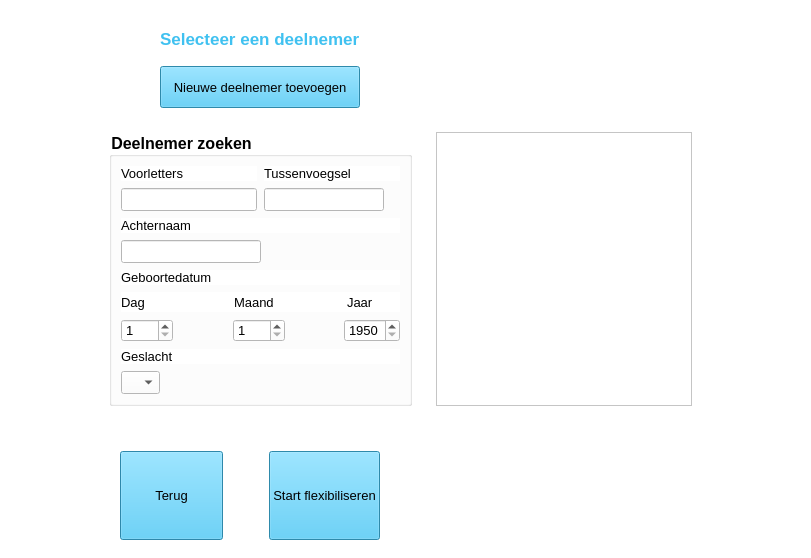
Above: deelnemerselectie.ui from Alwin1234567/AR-project before the change. Below: the same form after it.
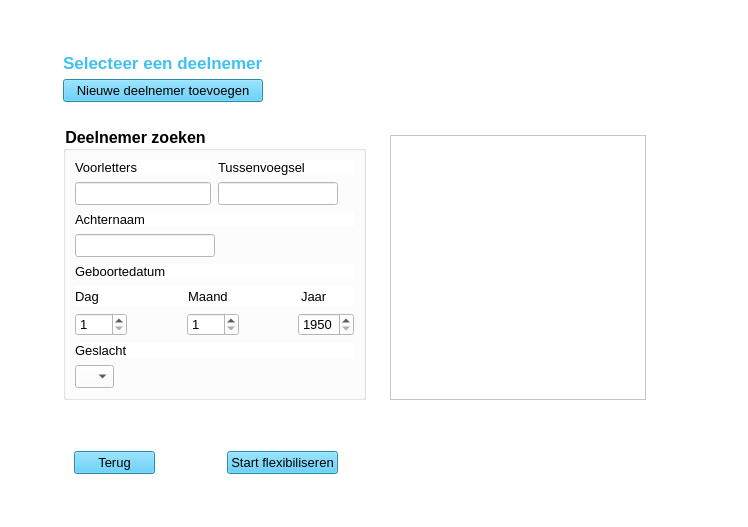
That is the form after the change. Icons and pictures are not drawn.

```diff
--- a/deelnemerselectie.ui
+++ b/deelnemerselectie.ui
@@ -6,8 +6,8 @@
    <rect>
     <x>0</x>
     <y>0</y>
-    <width>811</width>
-    <height>558</height>
+    <width>748</width>
+    <height>527</height>
    </rect>
   </property>
   <property name="sizePolicy">
@@ -29,17 +29,239 @@
      <verstretch>0</verstretch>
     </sizepolicy>
    </property>
-   <layout class="QFormLayout" name="formLayout">
-    <property name="labelAlignment">
-     <set>Qt::AlignCenter</set>
-    </property>
-    <property name="formAlignment">
-     <set>Qt::AlignCenter</set>
-    </property>
+   <layout class="QGridLayout" name="gridLayout_3">
     <property name="leftMargin">
-     <number>100</number>
+     <number>9</number>
     </property>
-    <item row="0" column="0">
+    <item row="4" column="1" colspan="2">
+     <widget class="QWidget" name="gridWidget" native="true">
+      <property name="sizePolicy">
+       <sizepolicy hsizetype="Expanding" vsizetype="Expanding">
+        <horstretch>0</horstretch>
+        <verstretch>0</verstretch>
+       </sizepolicy>
+      </property>
+      <layout class="QGridLayout" name="gridLayout">
+       <property name="leftMargin">
+        <number>20</number>
+       </property>
+       <item row="1" column="0">
+        <widget class="QPushButton" name="btnTerug">
+         <property name="sizePolicy">
+          <sizepolicy hsizetype="Expanding" vsizetype="Expanding">
+           <horstretch>0</horstretch>
+           <verstretch>0</verstretch>
+          </sizepolicy>
+         </property>
+         <property name="maximumSize">
+          <size>
+           <width>16777215</width>
+           <height>40</height>
+          </size>
+         </property>
+         <property name="font">
+          <font>
+           <pointsize>10</pointsize>
+          </font>
+         </property>
+         <property name="styleSheet">
+          <string notr="true">background-color: rgb(64, 191, 240);
+
+</string>
+         </property>
+         <property name="text">
+          <string>Terug</string>
+         </property>
+        </widget>
+       </item>
+       <item row="1" column="6">
+        <spacer name="horizontalSpacer_14">
+         <property name="orientation">
+          <enum>Qt::Horizontal</enum>
+         </property>
+         <property name="sizeHint" stdset="0">
+          <size>
+           <width>40</width>
+           <height>20</height>
+          </size>
+         </property>
+        </spacer>
+       </item>
+       <item row="1" column="5">
+        <spacer name="horizontalSpacer_8">
+         <property name="orientation">
+          <enum>Qt::Horizontal</enum>
+         </property>
+         <property name="sizeHint" stdset="0">
+          <size>
+           <width>40</width>
+           <height>20</height>
+          </size>
+         </property>
+        </spacer>
+       </item>
+       <item row="1" column="2">
+        <widget class="QPushButton" name="btnStartFlexibiliseren">
+         <property name="sizePolicy">
+          <sizepolicy hsizetype="Expanding" vsizetype="Expanding">
+           <horstretch>0</horstretch>
+           <verstretch>0</verstretch>
+          </sizepolicy>
+         </property>
+         <property name="maximumSize">
+          <size>
+           <width>16777215</width>
+           <height>40</height>
+          </size>
+         </property>
+         <property name="font">
+          <font>
+           <pointsize>10</pointsize>
+          </font>
+         </property>
+         <property name="styleSheet">
+          <string notr="true">background-color: rgb(64, 193, 240);</string>
+         </property>
+         <property name="text">
+          <string>Start flexibiliseren</string>
+         </property>
+         <property name="iconSize">
+          <size>
+           <width>16</width>
+           <height>16</height>
+          </size>
+         </property>
+        </widget>
+       </item>
+       <item row="2" column="3">
+        <spacer name="verticalSpacer_5">
+         <property name="orientation">
+          <enum>Qt::Vertical</enum>
+         </property>
+         <property name="sizeHint" stdset="0">
+          <size>
+           <width>20</width>
+           <height>40</height>
+          </size>
+         </property>
+        </spacer>
+       </item>
+       <item row="1" column="3">
+        <spacer name="horizontalSpacer_10">
+         <property name="orientation">
+          <enum>Qt::Horizontal</enum>
+         </property>
+         <property name="sizeHint" stdset="0">
+          <size>
+           <width>40</width>
+           <height>20</height>
+          </size>
+         </property>
+        </spacer>
+       </item>
+       <item row="1" column="1">
+        <spacer name="horizontalSpacer_3">
+         <property name="orientation">
+          <enum>Qt::Horizontal</enum>
+         </property>
+         <property name="sizeType">
+          <enum>QSizePolicy::Fixed</enum>
+         </property>
+         <property name="sizeHint" stdset="0">
+          <size>
+           <width>60</width>
+           <height>20</height>
+          </size>
+         </property>
+        </spacer>
+       </item>
+       <item row="1" column="4">
+        <spacer name="horizontalSpacer_13">
+         <property name="orientation">
+          <enum>Qt::Horizontal</enum>
+         </property>
+         <property name="sizeHint" stdset="0">
+          <size>
+           <width>40</width>
+           <height>20</height>
+          </size>
+         </property>
+        </spacer>
+       </item>
+       <item row="0" column="0" colspan="7">
+        <widget class="QLabel" name="lblFoutmeldingKiezen">
+         <property name="sizePolicy">
+          <sizepolicy hsizetype="Expanding" vsizetype="Expanding">
+           <horstretch>0</horstretch>
+           <verstretch>0</verstretch>
+          </sizepolicy>
+         </property>
+         <property name="font">
+          <font>
+           <pointsize>10</pointsize>
+          </font>
+         </property>
+         <property name="styleSheet">
+          <string notr="true">color: rgb(255, 0, 4);</string>
+         </property>
+         <property name="text">
+          <string/>
+         </property>
+         <property name="alignment">
+          <set>Qt::AlignCenter</set>
+         </property>
+        </widget>
+       </item>
+      </layout>
+     </widget>
+    </item>
+    <item row="2" column="2">
+     <widget class="QWidget" name="gridWidget" native="true">
+      <property name="sizePolicy">
+       <sizepolicy hsizetype="Expanding" vsizetype="Expanding">
+        <horstretch>0</horstretch>
+        <verstretch>0</verstretch>
+       </sizepolicy>
+      </property>
+      <layout class="QGridLayout" name="gridLayout_5">
+       <property name="topMargin">
+        <number>18</number>
+       </property>
+       <property name="rightMargin">
+        <number>9</number>
+       </property>
+       <item row="0" column="0">
+        <widget class="QListWidget" name="lwKeuzes">
+         <property name="font">
+          <font>
+           <pointsize>10</pointsize>
+          </font>
+         </property>
+         <property name="resizeMode">
+          <enum>QListView::Adjust</enum>
+         </property>
+        </widget>
+       </item>
+       <item row="0" column="1">
+        <spacer name="horizontalSpacer_12">
+         <property name="orientation">
+          <enum>Qt::Horizontal</enum>
+         </property>
+         <property name="sizeType">
+          <enum>QSizePolicy::Minimum</enum>
+         </property>
+         <property name="sizeHint" stdset="0">
+          <size>
+           <width>40</width>
+           <height>20</height>
+          </size>
+         </property>
+        </spacer>
+       </item>
+      </layout>
+     </widget>
+    </item>
+    <item row="1" column="1">
      <widget class="QWidget" name="gridWidget" native="true">
       <property name="sizePolicy">
        <sizepolicy hsizetype="Expanding" vsizetype="Expanding">
@@ -51,7 +273,7 @@
        <enum>Qt::LeftToRight</enum>
       </property>
       <layout class="QGridLayout" name="gridLayout_10">
-       <item row="0" column="0">
+       <item row="1" column="0">
         <layout class="QGridLayout" name="gridLayout_4">
          <property name="sizeConstraint">
           <enum>QLayout::SetDefaultConstraint</enum>
@@ -107,10 +329,36 @@
          </item>
         </layout>
        </item>
+       <item row="1" column="1">
+        <spacer name="horizontalSpacer_11">
+         <property name="orientation">
+          <enum>Qt::Horizontal</enum>
+         </property>
+         <property name="sizeHint" stdset="0">
+          <size>
+           <width>40</width>
+           <height>20</height>
+          </size>
+         </property>
+        </spacer>
+       </item>
+       <item row="0" column="0">
+        <spacer name="verticalSpacer">
+         <property name="orientation">
+          <enum>Qt::Vertical</enum>
+         </property>
+         <property name="sizeHint" stdset="0">
+          <size>
+           <width>20</width>
+           <height>40</height>
+          </size>
+         </property>
+        </spacer>
+       </item>
       </layout>
      </widget>
     </item>
-    <item row="0" column="1">
+    <item row="1" column="2">
      <widget class="QWidget" name="gridWidget_10" native="true">
       <property name="sizePolicy">
        <sizepolicy hsizetype="Expanding" vsizetype="Expanding">
@@ -153,24 +401,17 @@
          </property>
         </widget>
        </item>
-       <item row="0" column="1">
-        <spacer name="horizontalSpacer_12">
-         <property name="orientation">
-          <enum>Qt::Horizontal</enum>
-         </property>
-         <property name="sizeHint" stdset="0">
-          <size>
-           <width>40</width>
-           <height>20</height>
-          </size>
-         </property>
-        </spacer>
-       </item>
       </layout>
      </widget>
     </item>
-    <item row="1" column="0">
+    <item row="2" column="1">
      <widget class="QWidget" name="gridWidget" native="true">
+      <property name="sizePolicy">
+       <sizepolicy hsizetype="Expanding" vsizetype="Expanding">
+        <horstretch>0</horstretch>
+        <verstretch>0</verstretch>
+       </sizepolicy>
+      </property>
       <layout class="QGridLayout" name="gridLayout_9">
        <item row="0" column="0">
         <widget class="QGroupBox" name="groupBox">
@@ -194,6 +435,9 @@
          <property name="alignment">
           <set>Qt::AlignLeading|Qt::AlignLeft|Qt::AlignTop</set>
          </property>
+         <property name="checkable">
+          <bool>false</bool>
+         </property>
          <layout class="QGridLayout" name="gridLayout_7" rowstretch="0" columnstretch="0">
           <property name="leftMargin">
            <number>9</number>
@@ -776,184 +1020,57 @@
       </layout>
      </widget>
     </item>
-    <item row="1" column="1">
-     <widget class="QWidget" name="gridWidget" native="true">
-      <property name="sizePolicy">
-       <sizepolicy hsizetype="Expanding" vsizetype="Expanding">
-        <horstretch>0</horstretch>
-        <verstretch>0</verstretch>
-       </sizepolicy>
+    <item row="1" column="0" rowspan="4">
+     <spacer name="horizontalSpacer_9">
+      <property name="orientation">
+       <enum>Qt::Horizontal</enum>
       </property>
-      <layout class="QGridLayout" name="gridLayout_5">
-       <item row="0" column="0">
-        <widget class="QListWidget" name="lwKeuzes">
-         <property name="font">
-          <font>
-           <pointsize>10</pointsize>
-          </font>
-         </property>
-        </widget>
-       </item>
-       <item row="0" column="1">
-        <spacer name="horizontalSpacer_11">
-         <property name="orientation">
-          <enum>Qt::Horizontal</enum>
-         </property>
-         <property name="sizeHint" stdset="0">
-          <size>
-           <width>60</width>
-           <height>20</height>
-          </size>
-         </property>
-        </spacer>
-       </item>
-      </layout>
-     </widget>
+      <property name="sizeHint" stdset="0">
+       <size>
+        <width>40</width>
+        <height>20</height>
+       </size>
+      </property>
+     </spacer>
     </item>
-    <item row="2" column="0">
-     <widget class="QLabel" name="lblFoutmeldingKiezen">
-      <property name="font">
-       <font>
-        <pointsize>10</pointsize>
-       </font>
+    <item row="2" column="3">
+     <spacer name="horizontalSpacer_15">
+      <property name="orientation">
+       <enum>Qt::Horizontal</enum>
       </property>
-      <property name="styleSheet">
-       <string notr="true">color: rgb(255, 0, 4);</string>
+      <property name="sizeHint" stdset="0">
+       <size>
+        <width>40</width>
+        <height>20</height>
+       </size>
       </property>
-      <property name="text">
-       <string/>
+     </spacer>
+    </item>
+    <item row="5" column="1">
+     <spacer name="verticalSpacer_2">
+      <property name="orientation">
+       <enum>Qt::Vertical</enum>
       </property>
-      <property name="alignment">
-       <set>Qt::AlignCenter</set>
+      <property name="sizeHint" stdset="0">
+       <size>
+        <width>20</width>
+        <height>40</height>
+       </size>
       </property>
-     </widget>
+     </spacer>
     </item>
-    <item row="3" column="0" colspan="2">
-     <widget class="QWidget" name="gridWidget" native="true">
-      <property name="sizePolicy">
-       <sizepolicy hsizetype="Expanding" vsizetype="Preferred">
-        <horstretch>0</horstretch>
-        <verstretch>0</verstretch>
-       </sizepolicy>
+    <item row="0" column="2">
+     <spacer name="verticalSpacer_3">
+      <property name="orientation">
+       <enum>Qt::Vertical</enum>
       </property>
-      <layout class="QGridLayout" name="gridLayout">
-       <property name="leftMargin">
-        <number>20</number>
-       </property>
-       <item row="0" column="2">
-        <widget class="QPushButton" name="btnStartFlexibiliseren">
-         <property name="sizePolicy">
-          <sizepolicy hsizetype="Expanding" vsizetype="Expanding">
-           <horstretch>0</horstretch>
-           <verstretch>0</verstretch>
-          </sizepolicy>
-         </property>
-         <property name="font">
-          <font>
-           <pointsize>10</pointsize>
-          </font>
-         </property>
-         <property name="styleSheet">
-          <string notr="true">background-color: rgb(64, 193, 240);</string>
-         </property>
-         <property name="text">
-          <string>Start flexibiliseren</string>
-         </property>
-        </widget>
-       </item>
-       <item row="0" column="3">
-        <spacer name="horizontalSpacer_10">
-         <property name="orientation">
-          <enum>Qt::Horizontal</enum>
-         </property>
-         <property name="sizeHint" stdset="0">
-          <size>
-           <width>40</width>
-           <height>20</height>
-          </size>
-         </property>
-        </spacer>
-       </item>
-       <item row="0" column="0">
-        <widget class="QPushButton" name="btnTerug">
-         <property name="sizePolicy">
-          <sizepolicy hsizetype="Expanding" vsizetype="Expanding">
-           <horstretch>0</horstretch>
-           <verstretch>0</verstretch>
-          </sizepolicy>
-         </property>
-         <property name="font">
-          <font>
-           <pointsize>10</pointsize>
-          </font>
-         </property>
-         <property name="styleSheet">
-          <string notr="true">background-color: rgb(64, 191, 240);
-
-</string>
-         </property>
-         <property name="text">
-          <string>Terug</string>
-         </property>
-        </widget>
-       </item>
-       <item row="0" column="6">
-        <spacer name="horizontalSpacer_14">
-         <property name="orientation">
-          <enum>Qt::Horizontal</enum>
-         </property>
-         <property name="sizeHint" stdset="0">
-          <size>
-           <width>40</width>
-           <height>20</height>
-          </size>
-         </property>
-        </spacer>
-       </item>
-       <item row="0" column="5">
-        <spacer name="horizontalSpacer_8">
-         <property name="orientation">
-          <enum>Qt::Horizontal</enum>
-         </property>
-         <property name="sizeHint" stdset="0">
-          <size>
-           <width>40</width>
-           <height>20</height>
-          </size>
-         </property>
-        </spacer>
-       </item>
-       <item row="0" column="4">
-        <spacer name="horizontalSpacer_13">
-         <property name="orientation">
-          <enum>Qt::Horizontal</enum>
-         </property>
-         <property name="sizeHint" stdset="0">
-          <size>
-           <width>40</width>
-           <height>20</height>
-          </size>
-         </property>
-        </spacer>
-       </item>
-       <item row="0" column="1">
-        <spacer name="horizontalSpacer_3">
-         <property name="orientation">
-          <enum>Qt::Horizontal</enum>
-         </property>
-         <property name="sizeType">
-          <enum>QSizePolicy::Fixed</enum>
-         </property>
-         <property name="sizeHint" stdset="0">
-          <size>
-           <width>40</width>
-           <height>20</height>
-          </size>
-         </property>
-        </spacer>
-       </item>
-      </layout>
-     </widget>
+      <property name="sizeHint" stdset="0">
+       <size>
+        <width>20</width>
+        <height>40</height>
+       </size>
+      </property>
+     </spacer>
     </item>
    </layout>
   </widget>
```
